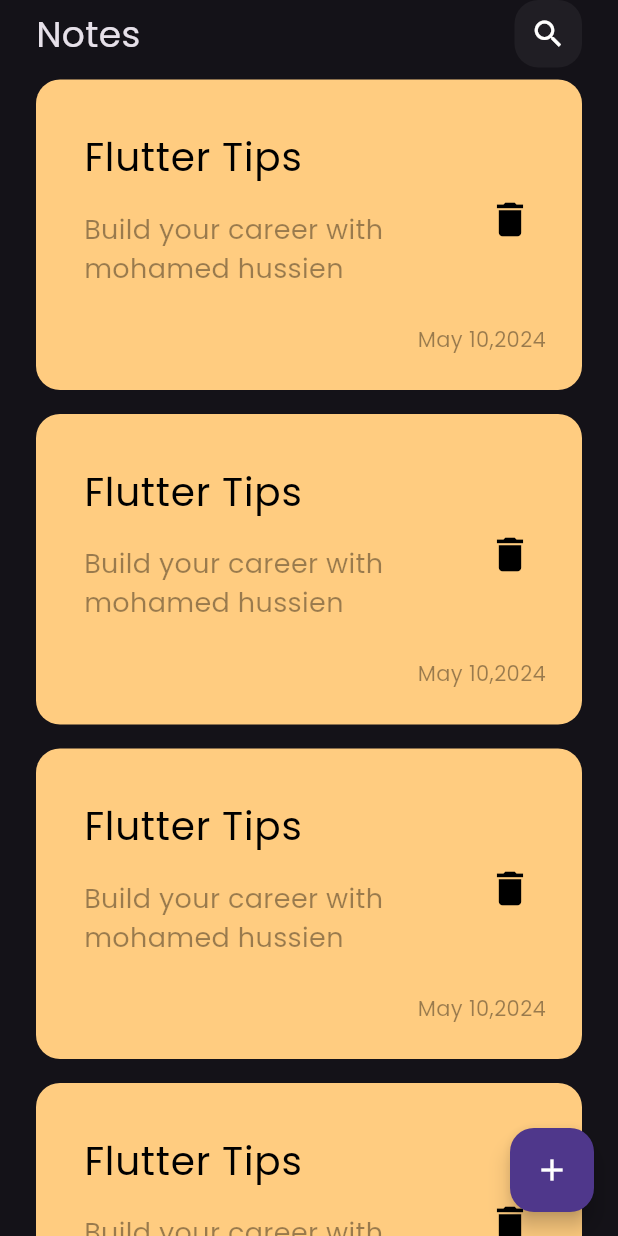
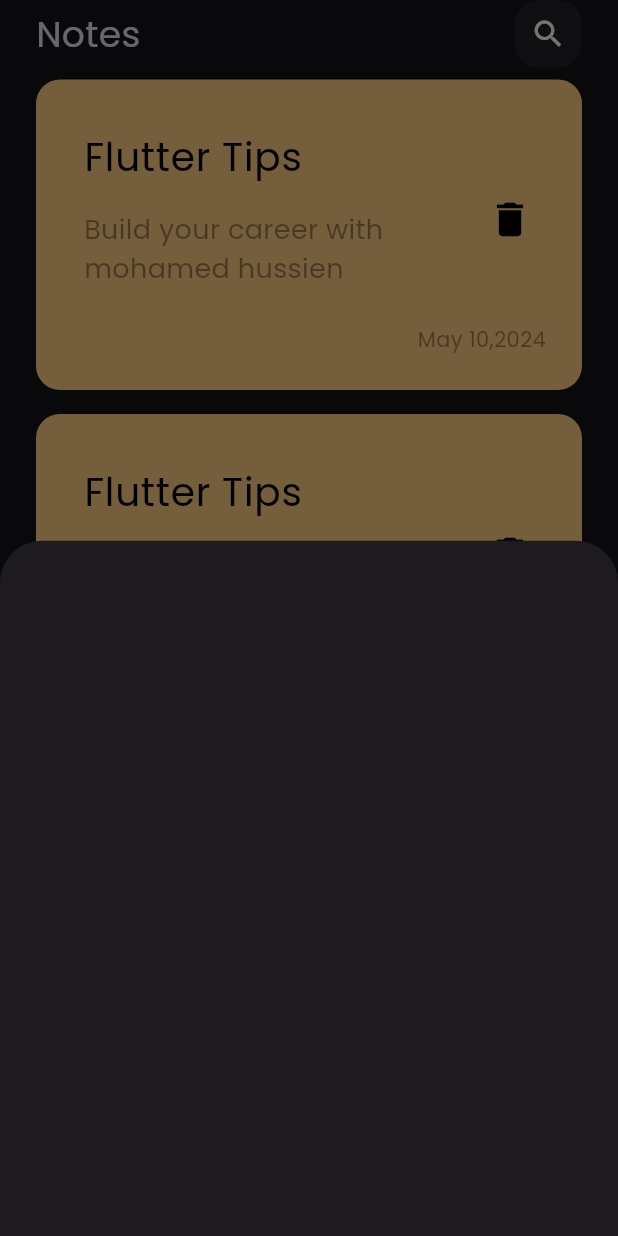
Before and after one commit to Mohamed-Husien/notes_app2, a Flutter app: the screen it shows after launch, after a tap on the "add" icon, on a phone screen of 412 x 824 dp. Run offline on Flutter 3.47's test engine with Material 3 defaults, Android fonts, the phone set to English and light mode, and no system bars.

Commit message:
show model bottom sheet

```diff
--- a/lib/views/notes_view.dart
+++ b/lib/views/notes_view.dart
@@ -1,4 +1,5 @@
 import 'package:flutter/material.dart';
+import 'package:note_app/widgets/add_note_bottom_sheet.dart';
 import 'package:note_app/widgets/notes_view_body.dart';
 
 class NotesView extends StatelessWidget {
@@ -8,7 +9,14 @@ class NotesView extends StatelessWidget {
   Widget build(BuildContext context) {
     return Scaffold(
       floatingActionButton: FloatingActionButton(
-        onPressed: () {},
+        onPressed: () {
+          showModalBottomSheet(
+            context: context,
+            builder: (context) {
+              return const AddNoteBottomSheet();
+            },
+          );
+        },
         child: const Icon(
           Icons.add,
           color: Colors.white,
--- /dev/null
+++ b/lib/widgets/add_note_bottom_sheet.dart
@@ -0,0 +1,10 @@
+import 'package:flutter/material.dart';
+
+class AddNoteBottomSheet extends StatelessWidget {
+  const AddNoteBottomSheet({super.key});
+
+  @override
+  Widget build(BuildContext context) {
+    return Container();
+  }
+}
```
